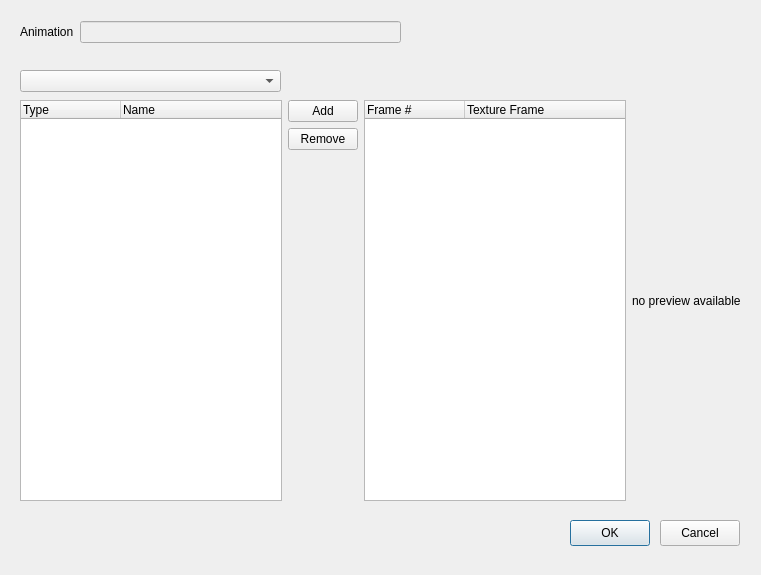
Qt form brickleedit/src/gui/animationframeeditor/animationframeeditor.ui (paarm/bricklebrit) before a commit.
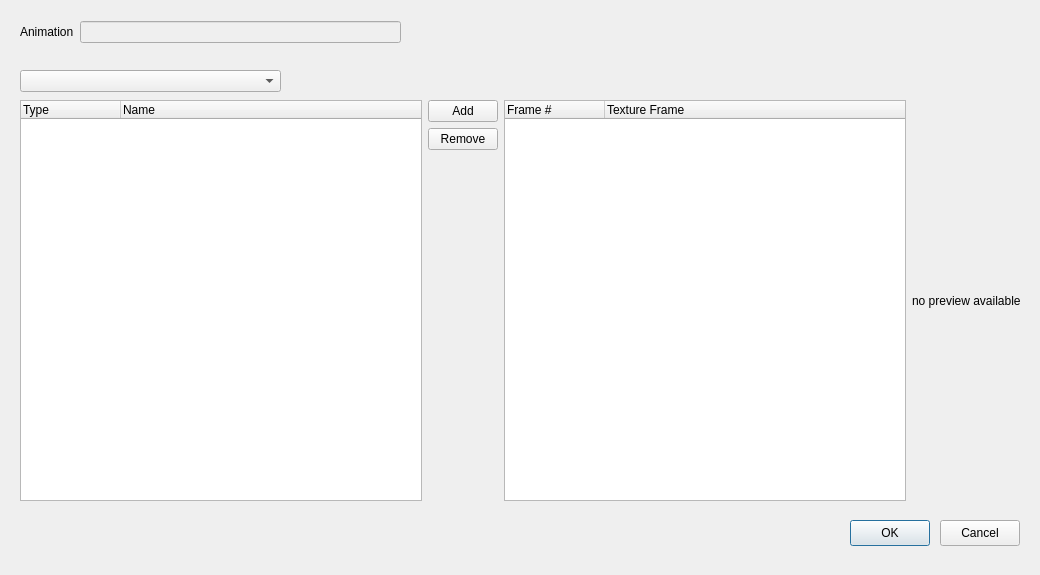
The same form after that commit.

What changed in the file:
```diff
--- a/brickleedit/src/gui/animationframeeditor/animationframeeditor.ui
+++ b/brickleedit/src/gui/animationframeeditor/animationframeeditor.ui
@@ -6,7 +6,7 @@
    <rect>
     <x>0</x>
     <y>0</y>
-    <width>761</width>
+    <width>1040</width>
     <height>575</height>
    </rect>
   </property>
@@ -16,7 +16,7 @@
   <widget class="QPushButton" name="okButton">
    <property name="geometry">
     <rect>
-     <x>570</x>
+     <x>850</x>
      <y>520</y>
      <width>80</width>
      <height>26</height>
@@ -29,7 +29,7 @@
   <widget class="QPushButton" name="cancelButton">
    <property name="geometry">
     <rect>
-     <x>660</x>
+     <x>940</x>
      <y>520</y>
      <width>80</width>
      <height>26</height>
@@ -70,7 +70,7 @@
     <rect>
      <x>20</x>
      <y>100</y>
-     <width>721</width>
+     <width>1001</width>
      <height>401</height>
     </rect>
    </property>
```
